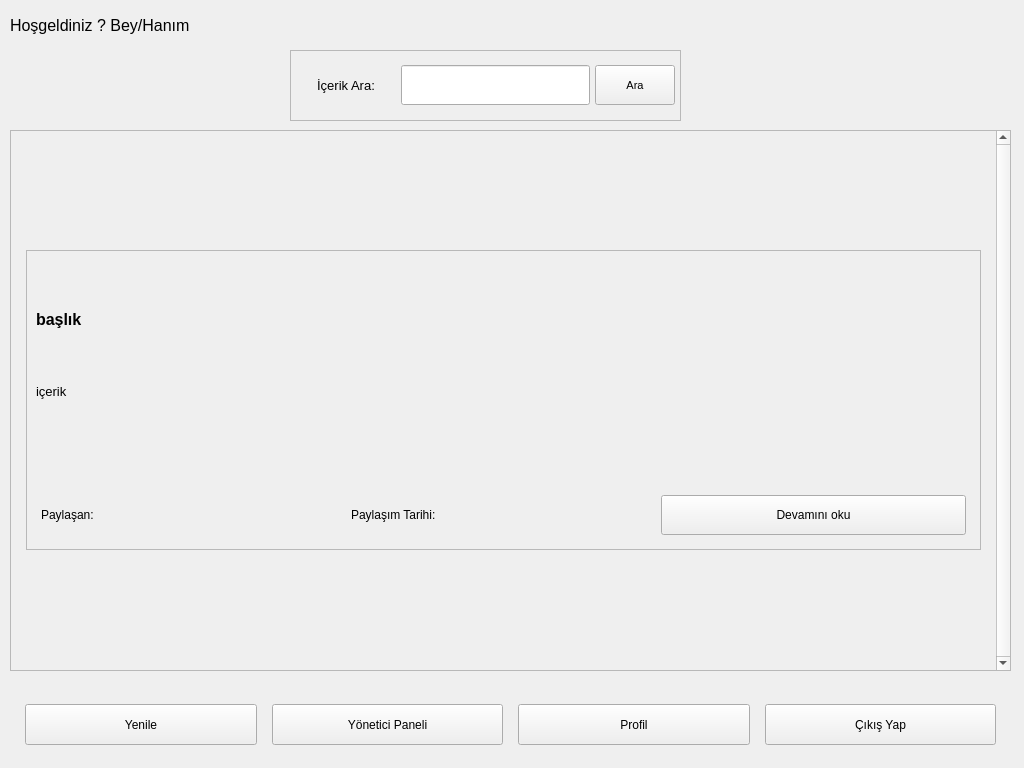
The window that ui/homepagePanel.ui (drmsbgr/BlogAutomation) describes before a commit, drawn with Qt 5.
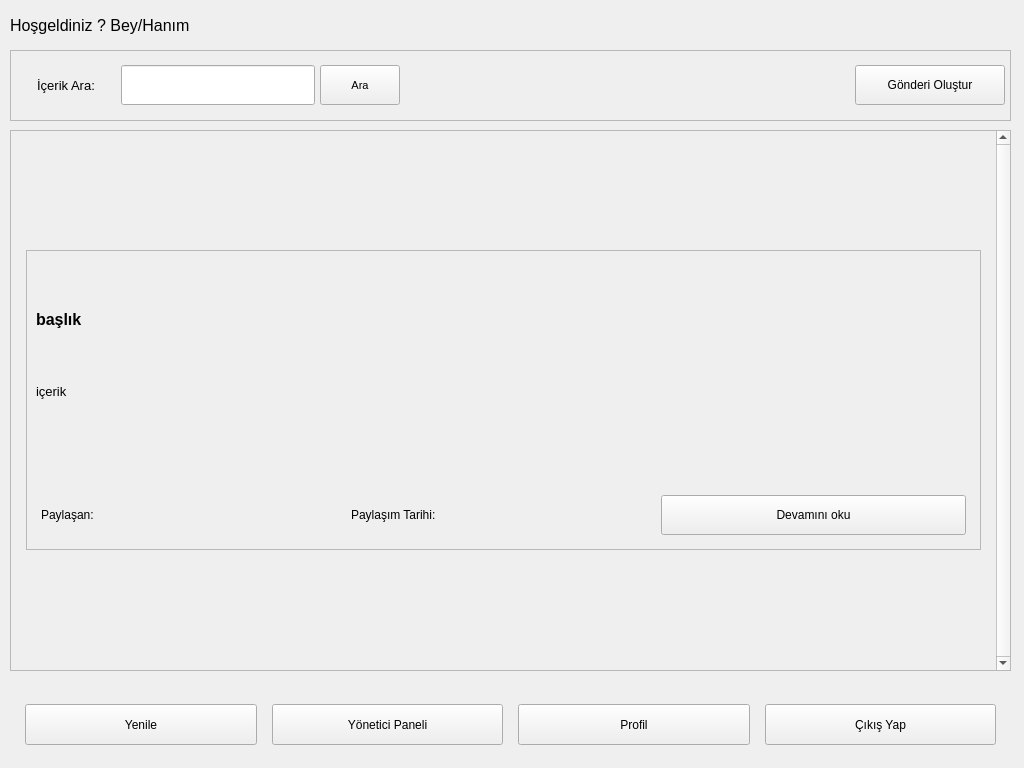
The same window after the commit.

Commit message: admin panel added

```diff
--- a/ui/homepagePanel.ui
+++ b/ui/homepagePanel.ui
@@ -336,9 +336,9 @@
   <widget class="QFrame" name="frame">
    <property name="geometry">
     <rect>
-     <x>290</x>
+     <x>10</x>
      <y>50</y>
-     <width>391</width>
+     <width>1001</width>
      <height>71</height>
     </rect>
    </property>
@@ -431,6 +431,38 @@
       </property>
      </widget>
     </item>
+    <item>
+     <spacer name="horizontalSpacer">
+      <property name="orientation">
+       <enum>Qt::Horizontal</enum>
+      </property>
+      <property name="sizeHint" stdset="0">
+       <size>
+        <width>450</width>
+        <height>20</height>
+       </size>
+      </property>
+     </spacer>
+    </item>
+    <item>
+     <widget class="QPushButton" name="createPostBtn">
+      <property name="sizePolicy">
+       <sizepolicy hsizetype="Fixed" vsizetype="Fixed">
+        <horstretch>0</horstretch>
+        <verstretch>0</verstretch>
+       </sizepolicy>
+      </property>
+      <property name="minimumSize">
+       <size>
+        <width>150</width>
+        <height>40</height>
+       </size>
+      </property>
+      <property name="text">
+       <string>Gönderi Oluştur</string>
+      </property>
+     </widget>
+    </item>
    </layout>
   </widget>
  </widget>
```
Left out of the diff: 2 changed lines with no effect on the pictures. The commit also changes 12 other files.
